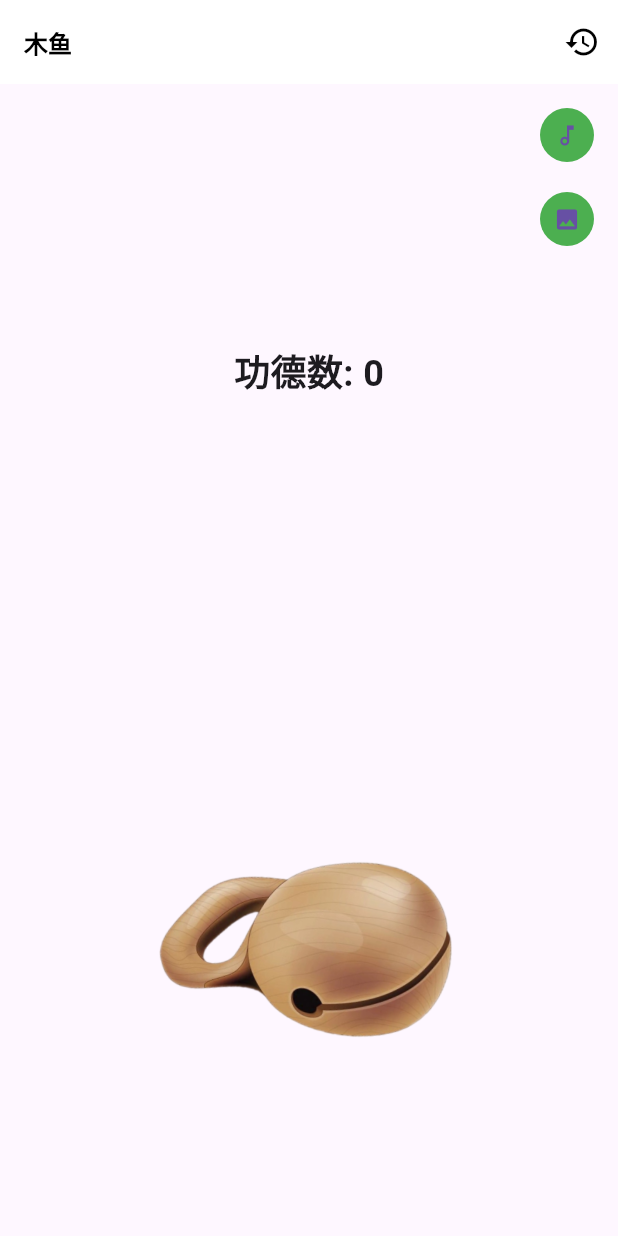
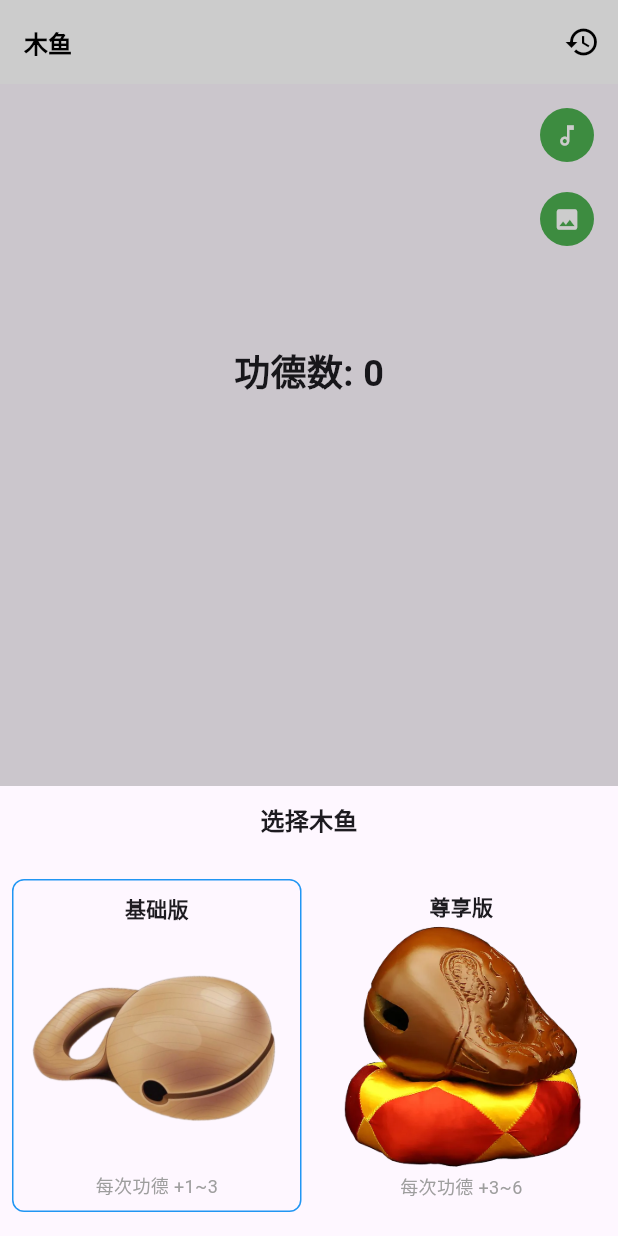
Before and after one commit to restrive14/flutter-demo, a Flutter app: the screen it shows after launch, after a tap on the "image" icon, on a phone screen of 412 x 824 dp. Run offline on Flutter 3.47's test engine with Material 3 defaults, Android fonts, the phone set to English and light mode, and no system bars; missing offline and left inert: flame_audio.

Commit message:
feat: 木鱼游戏切换木鱼样式功能

```diff
--- a/lib/muyu/count_panel.dart
+++ b/lib/muyu/count_panel.dart
@@ -3,12 +3,12 @@ import 'package:flutter/material.dart';
 class CountPanel extends StatelessWidget {
   final int count;
   final VoidCallback onTapSwitchAudio;
-  final VoidCallback onTaoSwitchImage;
+  final VoidCallback onTapSwitchImage;
   const CountPanel({
     super.key,
     required this.count,
     required this.onTapSwitchAudio,
-    required this.onTaoSwitchImage,
+    required this.onTapSwitchImage,
   });
 
   @override
@@ -41,13 +41,19 @@ class CountPanel extends StatelessWidget {
             children: [
               ElevatedButton(
                 style: style,
-                onPressed: () {},
-                child: const Icon(Icons.music_note_outlined),
+                onPressed: onTapSwitchAudio,
+                child: const Icon(
+                  Icons.music_note_outlined,
+                  color: Colors.white,
+                ),
               ),
               ElevatedButton(
                 style: style,
-                onPressed: () {},
-                child: const Icon(Icons.image),
+                onPressed: onTapSwitchImage,
+                child: const Icon(
+                  Icons.image,
+                  color: Colors.white,
+                ),
               )
             ],
           ),
--- /dev/null
+++ b/lib/muyu/image_option_item.dart
@@ -0,0 +1,47 @@
+import 'package:demo/model/ImageOption.dart';
+import 'package:flutter/material.dart';
+
+class ImageOptionItem extends StatelessWidget {
+  final ImageOption option;
+  final bool active;
+
+  const ImageOptionItem({
+    Key? key,
+    required this.option,
+    required this.active,
+  }) : super(key: key);
+
+  @override
+  Widget build(BuildContext context) {
+    // 选中时的边框颜色
+    const Border activeBorder = Border.fromBorderSide(
+      BorderSide(color: Colors.blue),
+    );
+    return Container(
+      padding: const EdgeInsets.symmetric(vertical: 8),
+      decoration: BoxDecoration(
+        borderRadius: BorderRadius.circular(8),
+        border: !active ? null : activeBorder,
+      ),
+      child: Column(
+        children: [
+          Text('${option.name}',
+              style: const TextStyle(fontWeight: FontWeight.bold)),
+          Expanded(
+            child: Padding(
+              padding: const EdgeInsets.symmetric(horizontal: 8.0),
+              child: Image.asset('${option.src}'),
+            ),
+          ),
+          Text(
+            '每次功德 +${option.min}~${option.max}',
+            style: const TextStyle(
+              color: Colors.grey,
+              fontSize: 12,
+            ),
+          ),
+        ],
+      ),
+    );
+  }
+}
--- /dev/null
+++ b/lib/muyu/image_option_panel.dart
@@ -0,0 +1,59 @@
+import 'package:demo/model/ImageOption.dart';
+import 'package:demo/muyu/image_option_item.dart';
+import 'package:flutter/material.dart';
+
+class ImageOptionPanel extends StatelessWidget {
+  final List<ImageOption> imageOptions;
+  final ValueChanged<int> onSelect;
+  final int activeIndex;
+
+  const ImageOptionPanel({
+    Key? key,
+    required this.imageOptions,
+    required this.activeIndex,
+    required this.onSelect,
+  }) : super(key: key);
+  @override
+  Widget build(BuildContext context) {
+    const TextStyle labelStyle =
+        TextStyle(fontSize: 16, fontWeight: FontWeight.bold);
+    const EdgeInsets padding =
+        EdgeInsets.symmetric(horizontal: 8.0, vertical: 16);
+    return Material(
+      child: SizedBox(
+        height: 300,
+        child: Column(
+          children: [
+            Container(
+                height: 46,
+                alignment: Alignment.center,
+                child: const Text("选择木鱼", style: labelStyle)),
+            Expanded(
+              child: Padding(
+                padding: padding,
+                child: Row(
+                  children: [
+                    Expanded(child: _buildByIndex(0)),
+                    const SizedBox(width: 10),
+                    Expanded(child: _buildByIndex(1)),
+                  ],
+                ),
+              ),
+            ),
+          ],
+        ),
+      ),
+    );
+  }
+
+  Widget _buildByIndex(int index) {
+    bool active = index == activeIndex;
+    return GestureDetector(
+      onTap: () => onSelect(index),
+      child: ImageOptionItem(
+        option: imageOptions[index],
+        active: active,
+      ),
+    );
+  }
+}
--- a/lib/muyu/muyu_page.dart
+++ b/lib/muyu/muyu_page.dart
@@ -1,8 +1,11 @@
 import 'dart:math';
+import 'package:demo/model/ImageOption.dart';
 import 'package:demo/muyu/animate_text.dart';
+import 'package:demo/muyu/image_option_panel.dart';
 import 'package:flame_audio/flame_audio.dart';
 import 'package:demo/muyu/asset_image.dart';
 import 'package:demo/muyu/count_panel.dart';
+import 'package:flutter/cupertino.dart';
 import 'package:flutter/material.dart';
 
 class MuyuPage extends StatefulWidget {
@@ -13,12 +16,6 @@ class MuyuPage extends StatefulWidget {
 }
 
 class _MuyuPageState extends State<MuyuPage> {
-  // 跳转历史记录页面
-  void _toHistory() {}
-  // 切换敲击音频
-  void _onTapSwitchAudio() {}
-  // 切换木鱼图片
-  void _onTaoSwitchImage() {}
   // 功德数
   int _counter = 0;
   final Random _random = Random();
@@ -26,28 +23,66 @@ class _MuyuPageState extends State<MuyuPage> {
   // 当前敲击增加的功德值
   int _cruValue = 0;
 
+  // 木鱼样式列表
+  final List<ImageOption> imageOptions = const [
+    ImageOption(name: '基础版', src: 'assets/images/muyu.png', min: 1, max: 3),
+    ImageOption(name: '尊享版', src: 'assets/images/muyu2.png', min: 3, max: 6),
+  ];
+  // 选中的木鱼样式索引
+  int _activeImageIndex = 0;
+  // 音频
+  AudioPool? pool;
+
+  // 音频初始化
+  void _initAudioPool() async {
+    pool = await FlameAudio.createPool(
+      'muyu_1.mp3',
+      maxPlayers: 4,
+    );
+  }
+
+  // 跳转历史记录页面
+  void _toHistory() {}
+  // 切换敲击音频
+  void _onTapSwitchAudio() {}
+  // 切换木鱼图片
+  void _onTapSwitchImage() {
+    showCupertinoModalPopup(
+      context: context,
+      builder: (BuildContext context) {
+        return ImageOptionPanel(
+          imageOptions: imageOptions,
+          activeIndex: _activeImageIndex,
+          onSelect: _onSelectImage,
+        );
+      },
+    );
+  }
+
+  // 点击了木鱼样式 切换样式
+  _onSelectImage(int value) {
+    Navigator.of(context).pop();
+    if (value == _activeImageIndex) return;
+    setState(() {
+      _activeImageIndex = value;
+    });
+  }
+
   // 敲击木鱼
   void _onKnock() {
     pool?.start();
+    int? min = imageOptions[_activeImageIndex].min;
+    int? max = imageOptions[_activeImageIndex].max;
     setState(() {
-      _cruValue = 1 + _random.nextInt(3);
+      _cruValue = min! + _random.nextInt(max! - min + 1);
       _counter += _cruValue;
     });
   }
-
-  AudioPool? pool;
 
   @override
   void initState() {
     super.initState();
     _initAudioPool();
-  }
-
-  void _initAudioPool() async {
-    pool = await FlameAudio.createPool(
-      'muyu_1.mp3',
-      maxPlayers: 4,
-    );
   }
 
   @override
@@ -76,7 +111,7 @@ class _MuyuPageState extends State<MuyuPage> {
             child: CountPanel(
               count: _counter,
               onTapSwitchAudio: _onTapSwitchAudio,
-              onTaoSwitchImage: _onTaoSwitchImage,
+              onTapSwitchImage: _onTapSwitchImage,
             ),
           ),
           Expanded(
@@ -84,12 +119,13 @@ class _MuyuPageState extends State<MuyuPage> {
               alignment: Alignment.topCenter,
               children: [
                 MuyuAssetsImage(
-                image: 'assets/images/muyu.png',
+                  image: '${imageOptions[_activeImageIndex].src}',
                   onTap: _onKnock,
                 ),
-              if (_cruValue != 0) AnimateText(text: '功德+$_cruValue')
+                if (_cruValue != 0) AnimateText(text: '功德+$_cruValue'),
               ],
-          ))
+            ),
+          )
         ],
       ),
     );
```
Lines whose indentation alone changed are shown as unchanged.
